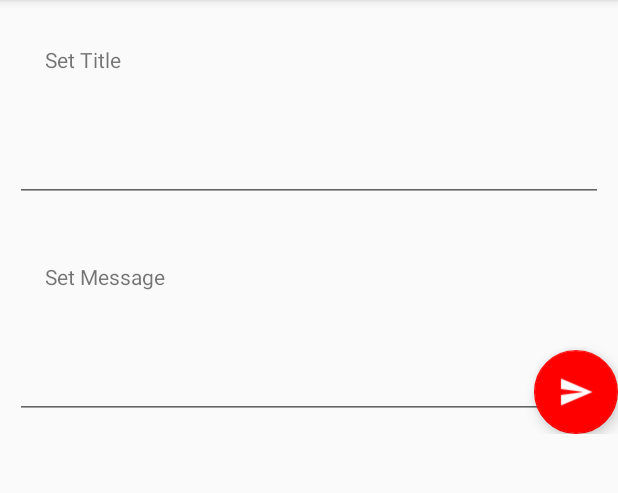
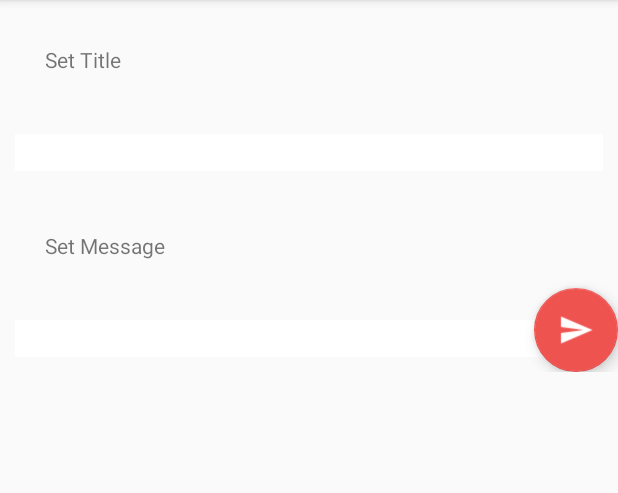
Before and after one commit to divyaRastogi29/LearningAndroid, an Android app: the screen it shows after launch (MainActivity), after a tap on an icon or button, on a phone screen of 412 x 824 dp, the part 84-577 px from its top. Run offline under Robolectric (Android 15) with nearby library versions, the phone set to English and light mode, and no system bars.

Commit message:
changes again

```diff
--- a/NoteApp/app/src/main/java/com/example/divya/noteapp/MainActivity.java
+++ b/NoteApp/app/src/main/java/com/example/divya/noteapp/MainActivity.java
@@ -23,7 +23,7 @@ public class MainActivity extends AppCompatActivity{
         getSupportActionBar().setDisplayShowTitleEnabled(false);
         RecyclerFragment fragment = new RecyclerFragment();
         fragmentManager.beginTransaction()
-                .replace(R.id.fragment_container, fragment).addToBackStack(null)
+                .replace(R.id.fragment_container, fragment)
                 .commit();
     }
 
@@ -31,4 +31,5 @@ public class MainActivity extends AppCompatActivity{
         toolbar = (Toolbar)findViewById(R.id.toolBar);
         fragmentManager = getSupportFragmentManager();
     }
+
 }
--- a/NoteApp/app/src/main/java/com/example/divya/noteapp/RecyclerFragment.java
+++ b/NoteApp/app/src/main/java/com/example/divya/noteapp/RecyclerFragment.java
@@ -16,6 +16,7 @@ import android.view.LayoutInflater;
 import android.view.MotionEvent;
 import android.view.View;
 import android.view.ViewGroup;
+import android.widget.ImageView;
 import android.widget.LinearLayout;
 
 import java.util.ArrayList;
@@ -31,6 +32,7 @@ public class RecyclerFragment extends Fragment {
     private ReminderDataSource reminderDataSource;
     private NoteRecyclerAdapter adapter;
     private FloatingActionButton createButton;
+    private ImageView imageViewNoData;
 
     @Override
     public void onAttach(Context context) {
@@ -64,10 +66,12 @@ public class RecyclerFragment extends Fragment {
         recyclerView.setLayoutManager(layoutManager);
         recyclerView.setAdapter(adapter);
 
-        ItemTouchHelper.SimpleCallback callback = new ItemTouchHelper.SimpleCallback(ItemTouchHelper.UP | ItemTouchHelper.DOWN,
+        ItemTouchHelper.SimpleCallback callback = new ItemTouchHelper.SimpleCallback(ItemTouchHelper.UP |
+                ItemTouchHelper.DOWN,
                 ItemTouchHelper.LEFT | ItemTouchHelper.RIGHT) {
             @Override
-            public boolean onMove(RecyclerView recyclerView, RecyclerView.ViewHolder viewHolder, RecyclerView.ViewHolder target) {
+            public boolean onMove(RecyclerView recyclerView, RecyclerView.ViewHolder viewHolder,
+                                  RecyclerView.ViewHolder target) {
                 return false;
             }
 
@@ -75,7 +79,8 @@ public class RecyclerFragment extends Fragment {
             public void onSwiped(RecyclerView.ViewHolder viewHolder, int direction) {
                 final int mAdapterPos = viewHolder.getAdapterPosition();
                 final Note note = adapter.getNoteAtPosition(mAdapterPos);
-                Snackbar.make(viewHolder.itemView, "Deleted Note", Snackbar.LENGTH_SHORT).setAction("UNDO", new View.OnClickListener() {
+                Snackbar.make(viewHolder.itemView, "Deleted Note", Snackbar.LENGTH_SHORT).setAction(
+                        "UNDO", new View.OnClickListener() {
                     @Override
                     public void onClick(View v) {
                         notesList.add(mAdapterPos, note);
@@ -100,6 +105,7 @@ public class RecyclerFragment extends Fragment {
         notesList = new ArrayList<>();
         notesToDelete = new ArrayList<>();
         createButton = (FloatingActionButton)view.findViewById(R.id.createButton);
+        imageViewNoData = (ImageView)view.findViewById(R.id.imageNoData);
     }
 
     @Override
@@ -127,12 +133,9 @@ public class RecyclerFragment extends Fragment {
             if (notes.size() != 0) {
                 adapter.newData(notes);
                 adapter.notifyDataSetChanged();
+                imageViewNoData.setVisibility(View.GONE);
             } else {
-                FragmentManager fragmentManager = getActivity().getSupportFragmentManager();
-                NoReminderFragment fragment = new NoReminderFragment();
-                fragmentManager.beginTransaction()
-                        .replace(R.id.fragment_container, fragment)
-                        .commit();
+               imageViewNoData.setVisibility(View.VISIBLE);
             }
         }
     }
--- a/NoteApp/app/src/main/res/layout/activity_main.xml
+++ b/NoteApp/app/src/main/res/layout/activity_main.xml
@@ -1,5 +1,6 @@
 <?xml version="1.0" encoding="utf-8"?>
 <LinearLayout
+    android:id="@+id/linearLayout"
     xmlns:android="http://schemas.android.com/apk/res/android"
     xmlns:tools="http://schemas.android.com/tools"
     android:layout_width="match_parent"
--- a/NoteApp/app/src/main/res/layout/fragment_layout.xml
+++ b/NoteApp/app/src/main/res/layout/fragment_layout.xml
@@ -22,7 +22,8 @@
                 android:id="@+id/titleNote"
                 android:layout_width="match_parent"
                 android:layout_height="wrap_content"
-                android:layout_margin="10dp"/>
+                android:layout_margin="10dp"
+                android:background="@color/white"/>
             <TextView
                 android:layout_width="wrap_content"
                 android:layout_height="wrap_content"
@@ -32,7 +33,8 @@
                 android:id="@+id/reminderNote"
                 android:layout_width="match_parent"
                 android:layout_height="wrap_content"
-                android:layout_margin="10dp"/>
+                android:layout_margin="10dp"
+                android:background="@color/white"/>
         </LinearLayout>
 
         <android.support.design.widget.FloatingActionButton
--- a/NoteApp/app/src/main/res/values/colors.xml
+++ b/NoteApp/app/src/main/res/values/colors.xml
@@ -2,7 +2,7 @@
 <resources>
     <color name="colorPrimary">#ff9980</color>
     <color name="colorPrimaryDark">#ff9980</color>
-    <color name="colorAccent">#FF0000</color>
+    <color name="colorAccent">#EF5350</color>
     <color name="white">#FFFFFF</color>
     <color name="grey">#d3d3d3</color>
 </resources>
```
Also changed, not shown: NoteApp/app/src/main/java/com/example/divya/noteapp/ReminderFragment.java (+39 -1 lines), NoteApp/app/src/main/res/layout/recycler_fragment_layout.xml (+9 -0 lines).
